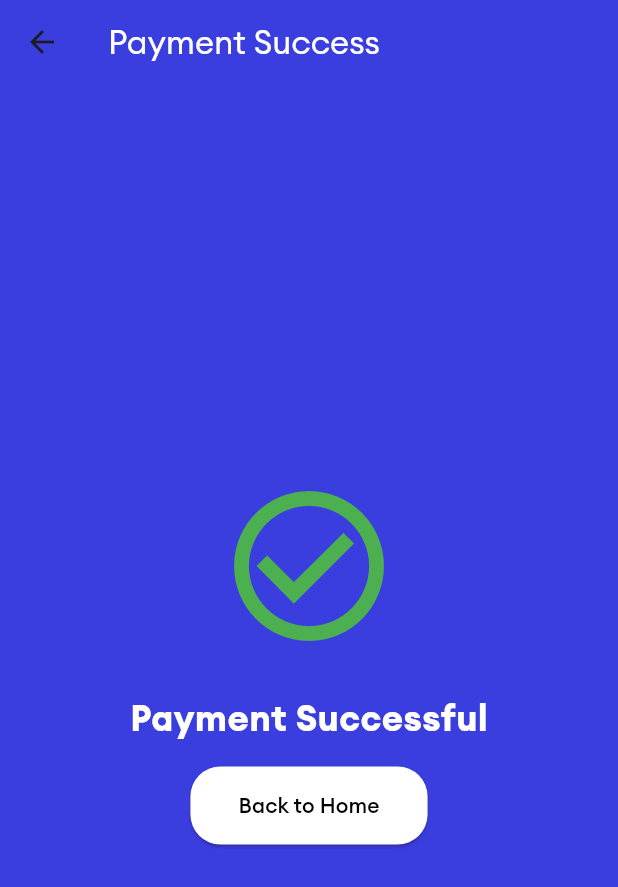
After one commit to rajat-github-2001/one-at-a-time, a Flutter app: the PaymentSuccessScreen screen opened by its route, on a phone screen of 412 x 824 dp. The commit adds this screen. Shown: the top 887 px of the screen. Run offline on Flutter 3.47's test engine with Material 3 defaults, Android fonts, the light colour scheme and no system bars; our stand-ins replace emoji_picker_flutter; missing offline and left inert: fonepay_flutter.

Commit message:
payment success page added

```diff
--- a/lib/main.dart
+++ b/lib/main.dart
@@ -15,6 +15,7 @@ import './screens/authentication/login.dart';
 import './screens/authentication/signup.dart';
 import 'screens/profile_screen.dart';
 import './screens/payment_screen.dart';
+import './screens//payment_success_screen.dart';
 
 void main() {
   runApp(const MyApp());
@@ -49,6 +50,7 @@ class MyApp extends StatelessWidget {
           '/journal': (context) => const AllJournalsPage(),
           '/moods': (context) => const AllMoodsPage(),
           '/payment': (context) => const PaymentScreen(),
+          '/payment-success': (context) => const PaymentSuccessScreen(),
         },
         debugShowCheckedModeBanner: false,
         theme: ThemeData(fontFamily: 'Euclid Circular A'),
--- a/lib/screens/main/user_profile/user_profile_screen.dart
+++ b/lib/screens/main/user_profile/user_profile_screen.dart
@@ -292,6 +292,14 @@ class _SettingsSectionState extends State<SettingsSection> {
           leading: Icon(Icons.person),
           onTap: () => {Navigator.pushNamed(context, '/edituser')},
         ),
+        ListTile(
+          title: Text(
+            'Payment',
+            style: Theme.of(context).textTheme.bodyMedium,
+          ),
+          leading: Icon(Icons.monetization_on),
+          onTap: () => {Navigator.pushNamed(context, '/payment')},
+        ),
         SwitchListTile(
           title: Text(
             'Notifications',
--- /dev/null
+++ b/lib/screens/payment_success_screen.dart
@@ -0,0 +1,58 @@
+import 'package:flutter/material.dart';
+
+class PaymentSuccessScreen extends StatelessWidget {
+  const PaymentSuccessScreen({Key? key}) : super(key: key);
+
+  @override
+  Widget build(BuildContext context) {
+    return Scaffold(
+      backgroundColor: Color(0xff3B3EDE),
+      appBar: AppBar(
+        title: Text(
+          'Payment Success',
+          style: TextStyle(color: Colors.white),
+        ),
+        backgroundColor: Color(0xff3B3EDE),
+        elevation: 0,
+      ),
+      body: Center(
+        child: Column(
+          mainAxisAlignment: MainAxisAlignment.center,
+          children: <Widget>[
+            Icon(
+              Icons.check_circle_outline,
+              color: Colors.green,
+              size: 120.0,
+            ),
+            SizedBox(height: 24.0),
+            Text(
+              'Payment Successful',
+              style: TextStyle(
+                color: Colors.white,
+                fontSize: 24.0,
+                fontWeight: FontWeight.bold,
+              ),
+            ),
+            SizedBox(height: 16.0),
+            ElevatedButton(
+              onPressed: () {
+                Navigator.pop(context);
+              },
+              child: Text(
+                'Back to Home',
+                style: TextStyle(color: Colors.black),
+              ),
+              style: ElevatedButton.styleFrom(
+                backgroundColor: Colors.white,
+                padding: EdgeInsets.symmetric(horizontal: 32.0, vertical: 16.0),
+                shape: RoundedRectangleBorder(
+                  borderRadius: BorderRadius.circular(20.0),
+                ),
+              ),
+            ),
+          ],
+        ),
+      ),
+    );
+  }
+}
```
Also changed, not shown: lib/screens/main/reflect/add_journal.dart (+4 -7 lines), lib/screens/main/reflect/reflect_screen.dart (+5 -2 lines), lib/screens/main/todo/todo_screen.dart (+12 -25 lines), lib/screens/payment_screen.dart (+6 -11 lines), pubspec.lock, 7 other files.
